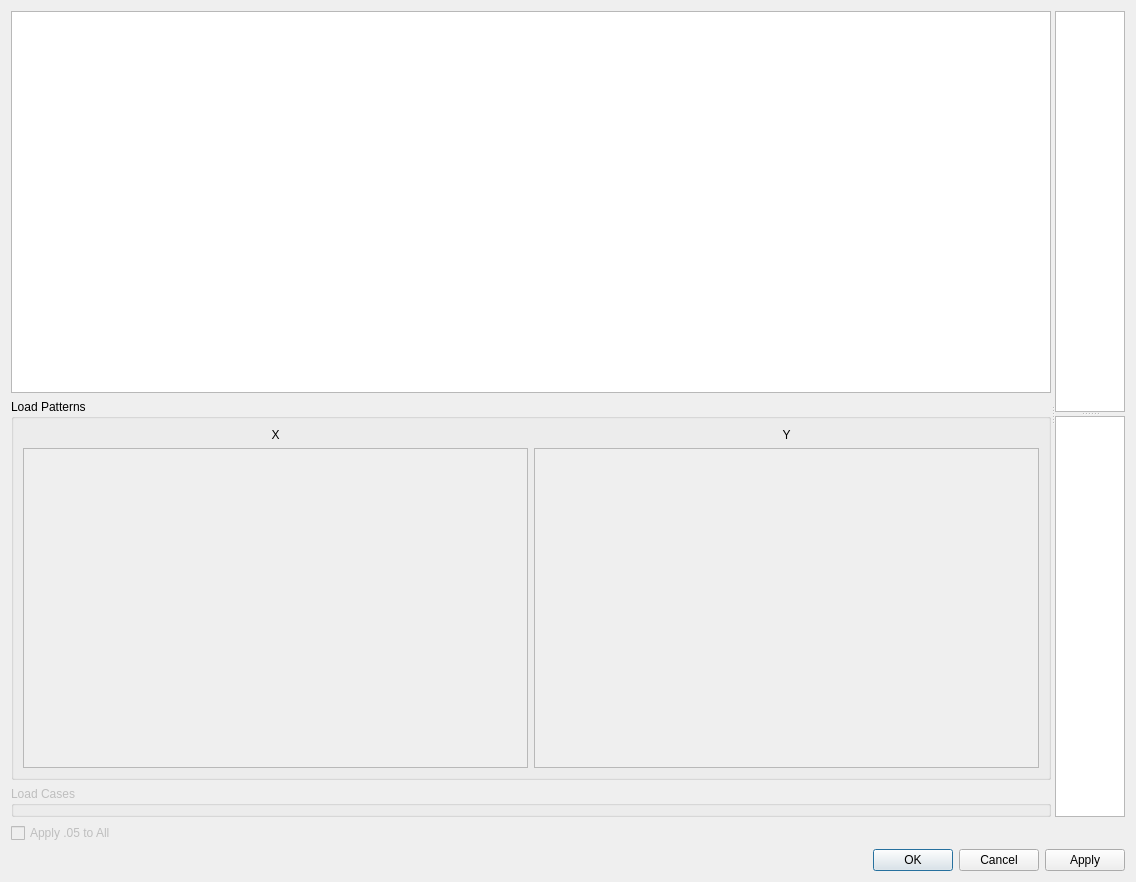
Qt form applications/cfactor/widgets/aj_correction.ui (ebrahimraeyat/civilTools) before a commit.
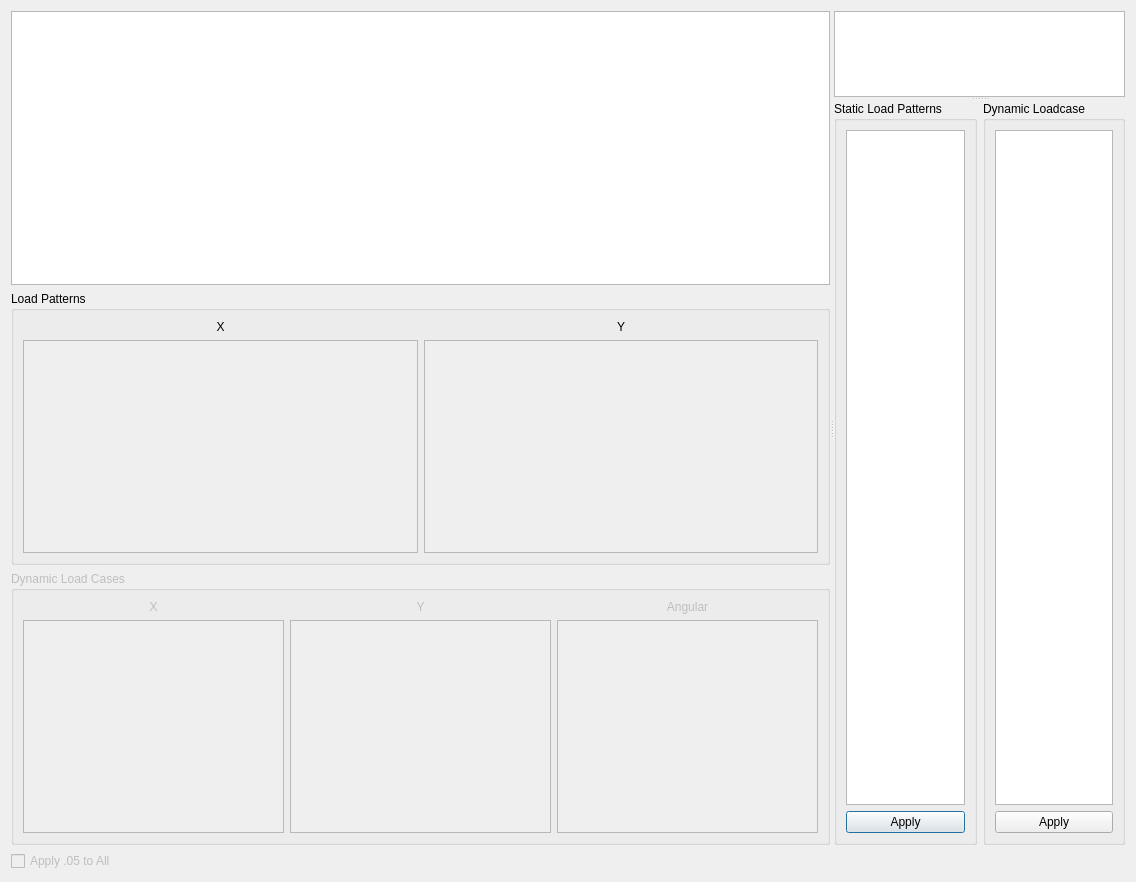
The same form after that commit.

```diff
--- a/applications/cfactor/widgets/aj_correction.ui
+++ b/applications/cfactor/widgets/aj_correction.ui
@@ -13,7 +13,7 @@
   <property name="windowTitle">
    <string>Aj Correction</string>
   </property>
-  <layout class="QVBoxLayout" name="verticalLayout_2">
+  <layout class="QVBoxLayout" name="verticalLayout_6">
    <item>
     <widget class="QSplitter" name="splitter_2">
      <property name="orientation">
@@ -89,69 +89,64 @@
           <bool>false</bool>
          </property>
          <property name="title">
-          <string>Load Cases</string>
+          <string>Dynamic Load Cases</string>
          </property>
          <property name="flat">
           <bool>false</bool>
          </property>
-         <widget class="QLabel" name="label_3">
-          <property name="geometry">
-           <rect>
-            <x>8</x>
-            <y>34</y>
-            <width>16</width>
-            <height>18</height>
-           </rect>
-          </property>
-          <property name="text">
-           <string>X</string>
-          </property>
-          <property name="alignment">
-           <set>Qt::AlignCenter</set>
-          </property>
-         </widget>
-         <widget class="QLabel" name="label_4">
-          <property name="geometry">
-           <rect>
-            <x>270</x>
-            <y>34</y>
-            <width>16</width>
-            <height>18</height>
-           </rect>
-          </property>
-          <property name="text">
-           <string>Y</string>
-          </property>
-          <property name="alignment">
-           <set>Qt::AlignCenter</set>
-          </property>
-         </widget>
-         <widget class="QListWidget" name="y_loadcase_list">
-          <property name="geometry">
-           <rect>
-            <x>270</x>
-            <y>58</y>
-            <width>256</width>
-            <height>192</height>
-           </rect>
-          </property>
-          <property name="sortingEnabled">
-           <bool>true</bool>
-          </property>
-         </widget>
-         <widget class="QListWidget" name="x_loadcase_list">
-          <property name="geometry">
-           <rect>
-            <x>8</x>
-            <y>58</y>
-            <width>256</width>
-            <height>192</height>
-           </rect>
-          </property>
-          <property name="sortingEnabled">
-           <bool>true</bool>
-          </property>
-         </widget>
+         <layout class="QGridLayout" name="gridLayout_4">
+          <item row="0" column="0">
+           <widget class="QLabel" name="label_3">
+            <property name="text">
+             <string>X</string>
+            </property>
+            <property name="alignment">
+             <set>Qt::AlignCenter</set>
+            </property>
+           </widget>
+          </item>
+          <item row="1" column="0">
+           <widget class="QListWidget" name="x_loadcase_list">
+            <property name="sortingEnabled">
+             <bool>true</bool>
+            </property>
+           </widget>
+          </item>
+          <item row="1" column="1">
+           <widget class="QListWidget" name="y_loadcase_list">
+            <property name="sortingEnabled">
+             <bool>true</bool>
+            </property>
+           </widget>
+          </item>
+          <item row="0" column="1">
+           <widget class="QLabel" name="label_4">
+            <property name="text">
+             <string>Y</string>
+            </property>
+            <property name="alignment">
+             <set>Qt::AlignCenter</set>
+            </property>
+           </widget>
+          </item>
+          <item row="1" column="3">
+           <widget class="QListWidget" name="angular_loadcase_list">
+            <property name="sortingEnabled">
+             <bool>true</bool>
+            </property>
+           </widget>
+          </item>
+          <item row="0" column="3">
+           <widget class="QLabel" name="label_13">
+            <property name="text">
+             <string>Angular</string>
+            </property>
+            <property name="alignment">
+             <set>Qt::AlignCenter</set>
+            </property>
+           </widget>
+          </item>
+         </layout>
         </widget>
        </item>
       </layout>
@@ -165,10 +160,55 @@
         <enum>QAbstractScrollArea::AdjustToContents</enum>
        </property>
       </widget>
-      <widget class="QTableView" name="aj_apply_table_view">
-       <property name="sizeAdjustPolicy">
-        <enum>QAbstractScrollArea::AdjustToContents</enum>
-       </property>
+      <widget class="QWidget" name="">
+       <layout class="QHBoxLayout" name="horizontalLayout">
+        <item>
+         <widget class="QGroupBox" name="groupBox_7">
+          <property name="title">
+           <string>Static Load Patterns</string>
+          </property>
+          <layout class="QVBoxLayout" name="verticalLayout_2">
+           <item>
+            <widget class="QTableView" name="aj_apply_static_view">
+             <property name="sizeAdjustPolicy">
+              <enum>QAbstractScrollArea::AdjustToContents</enum>
+             </property>
+            </widget>
+           </item>
+           <item>
+            <widget class="QPushButton" name="static_apply">
+             <property name="text">
+              <string>Apply</string>
+             </property>
+            </widget>
+           </item>
+          </layout>
+         </widget>
+        </item>
+        <item>
+         <widget class="QGroupBox" name="groupBox_8">
+          <property name="title">
+           <string>Dynamic Loadcase</string>
+          </property>
+          <layout class="QVBoxLayout" name="verticalLayout_5">
+           <item>
+            <widget class="QTableView" name="aj_apply_dynamic_view">
+             <property name="sizeAdjustPolicy">
+              <enum>QAbstractScrollArea::AdjustToContents</enum>
+             </property>
+            </widget>
+           </item>
+           <item>
+            <widget class="QPushButton" name="dynamic_apply">
+             <property name="text">
+              <string>Apply</string>
+             </property>
+            </widget>
+           </item>
+          </layout>
+         </widget>
+        </item>
+       </layout>
       </widget>
      </widget>
     </widget>
@@ -183,16 +223,6 @@
      </property>
     </widget>
    </item>
-   <item>
-    <widget class="QDialogButtonBox" name="buttonBox">
-     <property name="orientation">
-      <enum>Qt::Horizontal</enum>
-     </property>
-     <property name="standardButtons">
-      <set>QDialogButtonBox::Apply|QDialogButtonBox::Cancel|QDialogButtonBox::Ok</set>
-     </property>
-    </widget>
-   </item>
   </layout>
  </widget>
  <resources/>
```
Left out of the diff: 35 changed lines with no effect on the pictures.
